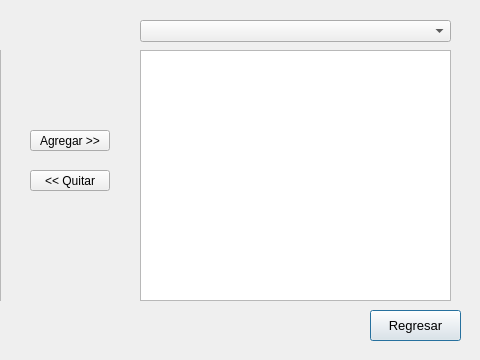
Before: the Qt Designer form PAF_GUI/PAF_GRAFICA/gui/gestionaralmacenes.ui in JMOrbegoso/USS-2021-II-PP, drawn with Qt 5; both pictures show x 340 to 820 and y 0 to 360 of the 820 by 360 pixel window.
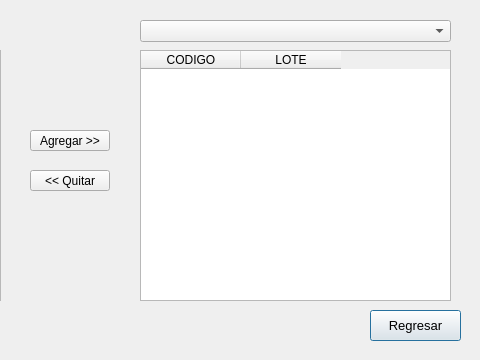
After: the same form once the commit is applied. Icons and pictures are not drawn.

Patch:
```diff
--- a/PAF_GUI/PAF_GRAFICA/gui/gestionaralmacenes.ui
+++ b/PAF_GUI/PAF_GRAFICA/gui/gestionaralmacenes.ui
@@ -115,6 +115,16 @@
      <height>251</height>
     </rect>
    </property>
+   <column>
+    <property name="text">
+     <string>CODIGO</string>
+    </property>
+   </column>
+   <column>
+    <property name="text">
+     <string>LOTE</string>
+    </property>
+   </column>
   </widget>
   <widget class="QPushButton" name="quitarButton">
    <property name="geometry">
```
